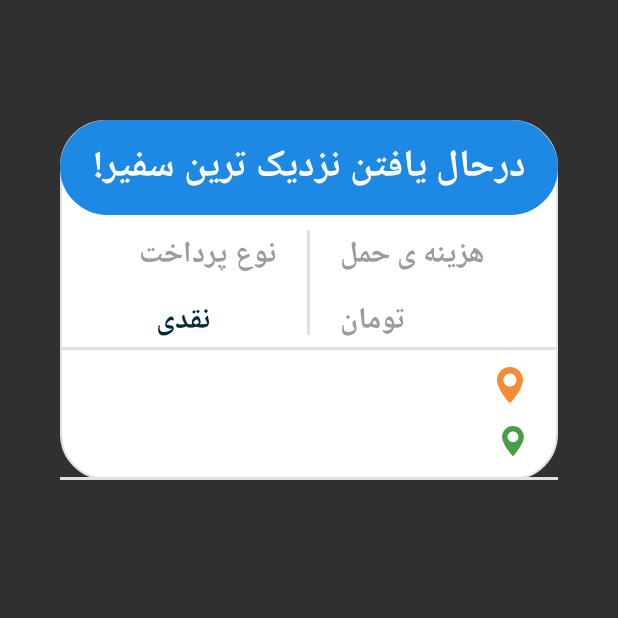
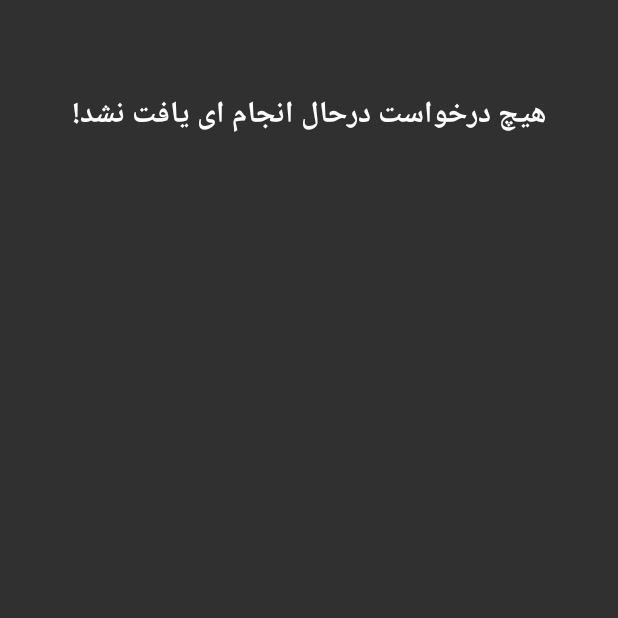
Before and after one commit to MahshidJabari/Online-Taxi-Client, an Android app: the fragment OnGoingFragment shown on its own in the app's theme, on a phone screen of 412 x 824 dp, the top half of it. Run offline under Robolectric (Android 15) with nearby library versions, the phone set to English and light mode, and no system bars; libraries missing offline, so code that uses them is left out: org.neshan.core.

Commit message:
first commit

```diff
--- a/app/src/main/java/com/jabari/client/activity/main/MainActivity.java
+++ b/app/src/main/java/com/jabari/client/activity/main/MainActivity.java
@@ -101,7 +101,7 @@ public class MainActivity extends AppCompatActivity implements NavigationView.On
         navigationView.setNavigationItemSelectedListener(this);
         View headerView = navigationView.getHeaderView(0);
         lin_profile = headerView.findViewById(R.id.lin_profile);
-        tv_mail.setText(GlobalVariables.mail);
+        /*tv_mail.setText(GlobalVariables.mail);*/
         lin_profile.setOnClickListener(new View.OnClickListener() {
             @Override
             public void onClick(View view) {
--- a/app/src/main/java/com/jabari/client/fragment/OnGoingFragment.java
+++ b/app/src/main/java/com/jabari/client/fragment/OnGoingFragment.java
@@ -5,6 +5,7 @@ import android.os.Bundle;
 import android.view.LayoutInflater;
 import android.view.View;
 import android.view.ViewGroup;
+import android.widget.RelativeLayout;
 import android.widget.TextView;
 
 import androidx.fragment.app.Fragment;
@@ -19,7 +20,8 @@ import com.jabari.client.network.model.Travel;
  */
 public class OnGoingFragment extends Fragment {
 
-    private TextView tv_destination, tv_start_address, tv_payment_way, tv_cache;
+    private TextView tv_destination, tv_start_address, tv_payment_way, tv_cache,tv_alert;
+    private RelativeLayout rel;
 
     public OnGoingFragment() {
         // Required empty public constructor
@@ -33,6 +35,8 @@ public class OnGoingFragment extends Fragment {
         ViewGroup root = (ViewGroup) inflater.inflate(R.layout.fragment_ongoing_tab, container, false);
         tv_destination = root.findViewById(R.id.tv_destination);
         tv_start_address = root.findViewById(R.id.tv_start_location);
+        tv_alert = root.findViewById(R.id.tv_alert);
+        rel = root.findViewById(R.id.rel);
         tv_payment_way = root.findViewById(R.id.tv_payment_way);
         tv_cache = root.findViewById(R.id.tv_cache);
         tv_destination.setText(GlobalVariables.destination);
@@ -41,7 +45,13 @@ public class OnGoingFragment extends Fragment {
             tv_payment_way.setText("آنلاین");
         else
             tv_payment_way.setText("نقدی");
-        tv_cache.setText(DigitConverter.convert(GlobalVariables.calculated));
+        if (GlobalVariables.calculated != null) {
+            tv_cache.setText(DigitConverter.convert(GlobalVariables.calculated));
+        }
+        else {
+            rel.setVisibility(View.GONE);
+            tv_alert.setVisibility(View.VISIBLE);
+        }
         return root;
     }
 
--- a/app/src/main/java/com/jabari/client/network/config/ApiClient.java
+++ b/app/src/main/java/com/jabari/client/network/config/ApiClient.java
@@ -24,7 +24,7 @@ import retrofit2.converter.gson.GsonConverterFactory;
 
 public class ApiClient {
     private static Retrofit retrofit;
-    private static final String BASE_URL = "http://digipeyk.com/api/";
+    private static final String BASE_URL = "https://digipeyk.com/api/";
 
     static OkHttpClient okHttpClient = new OkHttpClient().newBuilder()
             .connectTimeout(60, TimeUnit.SECONDS)
@@ -87,7 +87,7 @@ public class ApiClient {
         if (retrofit == null) {
             retrofit = new Retrofit.Builder()
                     .client(okHttpClient)
-//                    .client(UnsafeHttp().build())
+                   .client(UnsafeHttp().build())
                     .baseUrl(BASE_URL)
                     .addConverterFactory(GsonConverterFactory.create())
                     .build();
--- a/app/src/main/res/layout/activity_intro.xml
+++ b/app/src/main/res/layout/activity_intro.xml
@@ -210,7 +210,7 @@
         android:layout_width="wrap_content"
         android:layout_height="wrap_content"
         android:background="@drawable/ic_expand_more_blue_24dp"
-        android:translationY="-20dp"
+        android:translationY="-23dp"
         app:layout_constraintHorizontal_bias="0.5"
         app:layout_constraintLeft_toLeftOf="parent"
         app:layout_constraintRight_toRightOf="parent"
@@ -242,7 +242,7 @@
         android:layout_width="1dp"
         android:layout_height="wrap_content"
         android:orientation="horizontal"
-        app:layout_constraintGuide_percent="0.78" />
+        app:layout_constraintGuide_percent="0.75" />
 
 
     <com.google.android.material.floatingactionbutton.FloatingActionButton
--- a/app/src/main/res/layout/fragment_ongoing_tab.xml
+++ b/app/src/main/res/layout/fragment_ongoing_tab.xml
@@ -1,9 +1,26 @@
 <?xml version="1.0" encoding="utf-8"?>
 <LinearLayout xmlns:android="http://schemas.android.com/apk/res/android"
     android:layout_width="match_parent"
-    android:layout_height="match_parent">
+    android:layout_height="match_parent"
+    android:orientation="vertical">
+
+    <TextView
+        android:id="@+id/tv_alert"
+        android:layout_width="match_parent"
+        android:layout_height="wrap_content"
+        android:layout_marginLeft="45dp"
+        android:layout_marginTop="60dp"
+        android:layout_marginRight="45dp"
+        android:gravity="center"
+        android:text="هیچ درخواست درحال انجام ای یافت نشد!"
+        android:textAlignment="center"
+        android:textColor="@color/white"
+        android:textSize="20sp"
+        android:textStyle="bold"
+        android:visibility="invisible" />
 
     <RelativeLayout
+        android:id="@+id/rel"
         android:layout_width="match_parent"
         android:layout_height="wrap_content"
         android:layout_marginLeft="40dp"
@@ -86,31 +103,34 @@
                     android:textStyle="bold" />
 
                 <LinearLayout
-                    android:layout_width="wrap_content"
-                    android:layout_height="wrap_content"
-                    android:orientation="horizontal">
-
-                    <TextView
                     android:layout_width="match_parent"
                     android:layout_height="wrap_content"
-                        android:layout_marginTop="10dp"
-                        android:text="@string/toman"
-                        android:textColor="@color/darkGray"
-                        android:textSize="20sp"
-                        android:textStyle="bold" />
+                    android:layoutDirection="rtl"
+                    android:orientation="horizontal"
+                    android:weightSum="2">
 
                     <TextView
                         android:id="@+id/tv_cache"
-                        android:layout_width="match_parent"
+                        android:layout_width="0dp"
                         android:layout_height="wrap_content"
                         android:layout_marginLeft="5dp"
                         android:layout_marginTop="10dp"
                         android:layout_marginRight="5dp"
+                        android:layout_weight="1"
                         android:text=""
                         android:textColor="@color/color06"
                         android:textSize="20sp"
                         android:textStyle="bold" />
 
+                    <TextView
+                        android:layout_width="0dp"
+                        android:layout_height="wrap_content"
+                        android:layout_marginTop="10dp"
+                        android:layout_weight="1"
+                        android:text="@string/toman"
+                        android:textColor="@color/darkGray"
+                        android:textSize="20sp"
+                        android:textStyle="bold" />
                 </LinearLayout>
 
 
@@ -160,14 +180,14 @@
 
         </LinearLayout>
 
-        <View
+        <!--<View
             android:id="@+id/view3"
             android:layout_width="match_parent"
             android:layout_height="2dp"
             android:layout_below="@id/lin3"
             android:layout_marginTop="10dp"
             android:background="@color/gray" />
-
+-->
         <!-- <Button
              android:layout_width="wrap_content"
              android:layout_height="wrap_content"
--- a/app/src/main/res/layout/fragment_unsuccessful.xml
+++ b/app/src/main/res/layout/fragment_unsuccessful.xml
@@ -13,8 +13,10 @@
       app:layout_constraintWidth_percent="0.8"
       app:layout_constraintHeight_percent="0.1"
       app:layout_constraintTop_toTopOf="parent"
-      app:layout_constraintBottom_toBottomOf="parent"
-      android:background="@drawable/back_forty_radius_gray">
+      android:textColor="@color/white"
+      android:textSize="20sp"
+      android:textStyle="bold"
+      app:layout_constraintBottom_toBottomOf="parent">
 
   </TextView>
 
```
Also changed, not shown: app/src/main/res/layout/activity_credit.xml (+6 -6 lines). Lines whose indentation alone changed are shown as unchanged.
